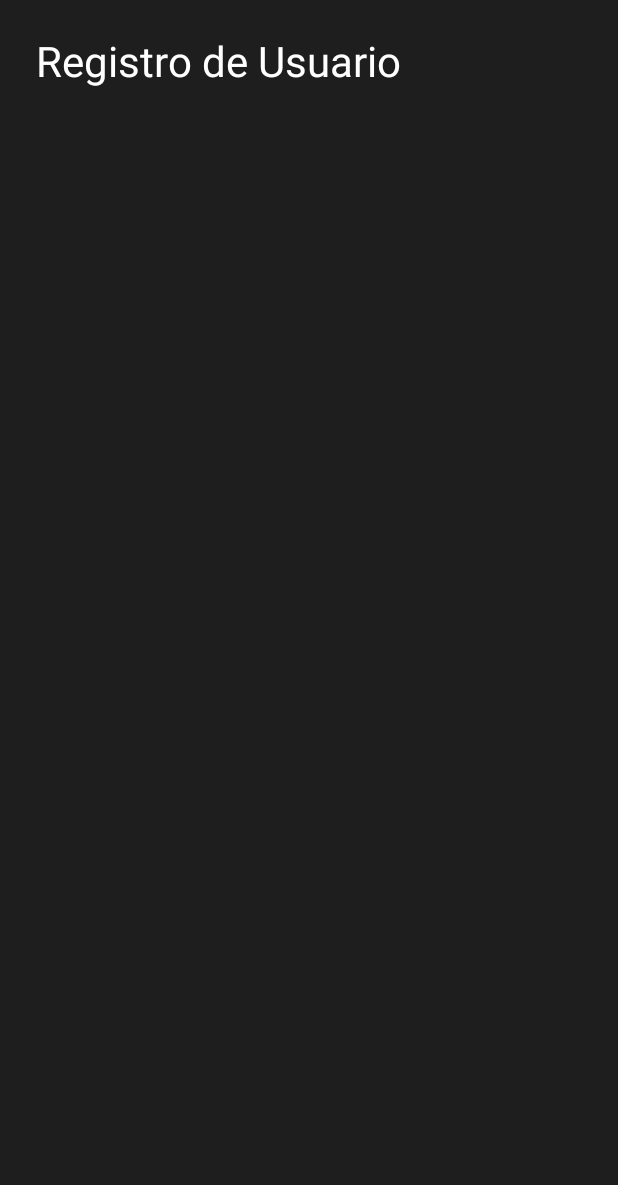
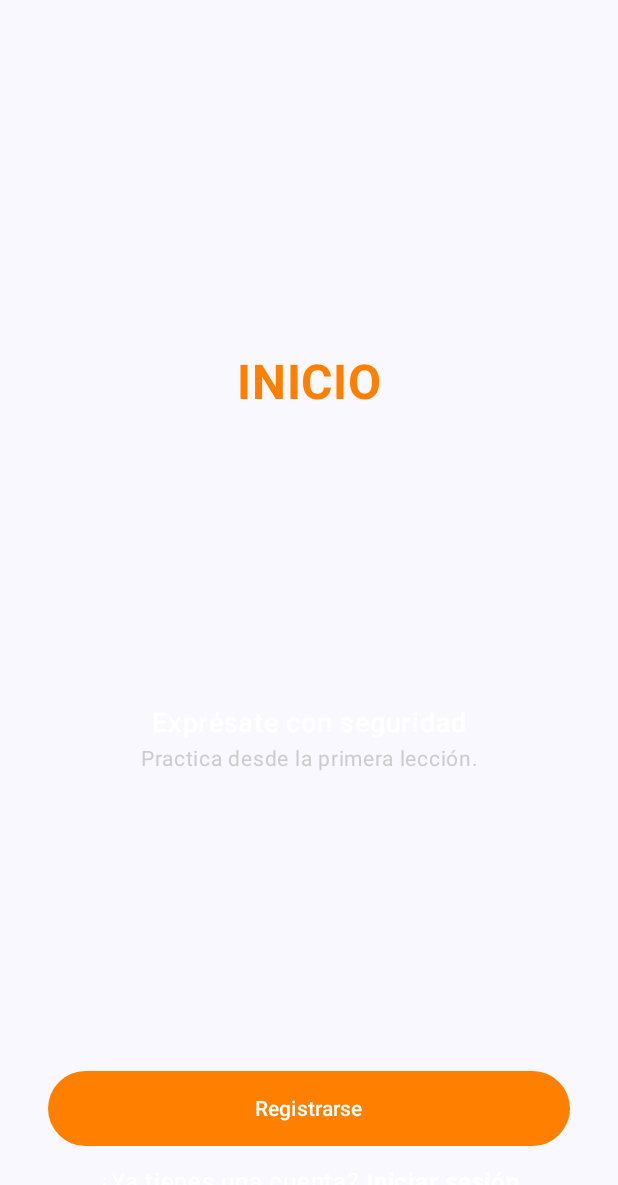
Before and after one commit to Hector-Adrian/Anfeca, an Android app built with Jetpack Compose: the composable RegistroPantalla shown on its own in the app's theme, on a phone screen of 412 x 824 dp. Shown: the top 1185 px of the screen. Run offline under Robolectric (Android 15) with nearby library versions, the light colour scheme and no system bars.

Commit message:
Pantallas y navegación para iniciar sesión

```diff
--- a/app/build.gradle.kts
+++ b/app/build.gradle.kts
@@ -50,6 +50,7 @@ dependencies {
     implementation(libs.androidx.ui.tooling.preview)
     implementation(libs.androidx.material3)
     implementation(libs.androidx.camera.core)
+    implementation(libs.androidx.navigation.compose)
     testImplementation(libs.junit)
     androidTestImplementation(libs.androidx.junit)
     androidTestImplementation(libs.androidx.espresso.core)
--- a/app/src/main/java/com/example/anfeca/MainActivity.kt
+++ b/app/src/main/java/com/example/anfeca/MainActivity.kt
@@ -27,6 +27,11 @@ import androidx.compose.ui.graphics.Color
 import androidx.compose.ui.layout.ContentScale
 import androidx.compose.ui.res.painterResource
 import androidx.compose.ui.unit.dp
+
+import androidx.navigation.compose.NavHost
+import androidx.navigation.compose.composable
+import androidx.navigation.compose.rememberNavController
+import RegistroPantalla
 
 import com.example.anfeca.R // asegúrate de que tu paquete esté bien
 
@@ -79,3 +84,16 @@ fun CameraPreview() {
         modifier = Modifier.fillMaxSize()
     )
 }
+
+
+
+@Composable
+fun AppNavigation() {
+    val navController = rememberNavController()
+
+    NavHost(navController = navController, startDestination = "registro") {
+        composable("registro") { RegistroPantalla(navController) }
+        //composable("cuestionario_registro") { CuestionarioRegistro() }
+        //composable("inicio_sesion") { InicioSesion() }
+    }
+}
--- a/app/src/main/java/com/example/anfeca/RegistroPantalla.kt
+++ b/app/src/main/java/com/example/anfeca/RegistroPantalla.kt
@@ -1,45 +1,83 @@
-package com.example.anfeca
-
-import androidx.compose.foundation.Image
+import androidx.compose.foundation.clickable
 import androidx.compose.foundation.layout.*
-import androidx.compose.material3.MaterialTheme
-import androidx.compose.material3.Text
+import androidx.compose.material3.*
 import androidx.compose.runtime.Composable
+import androidx.compose.ui.Alignment
 import androidx.compose.ui.Modifier
 import androidx.compose.ui.graphics.Color
-import androidx.compose.ui.layout.ContentScale
-import androidx.compose.ui.res.painterResource
+import androidx.compose.ui.text.font.FontWeight
+import androidx.compose.ui.text.style.TextAlign
 import androidx.compose.ui.unit.dp
+import androidx.compose.ui.unit.sp
+import androidx.navigation.NavController
 
 @Composable
-fun RegistroPantalla() {
-    Box(
+fun RegistroPantalla(navController: NavController) {
+    Column(
         modifier = Modifier
             .fillMaxSize()
+            .padding(horizontal = 32.dp, vertical = 24.dp),
+        horizontalAlignment = Alignment.CenterHorizontally,
+        verticalArrangement = Arrangement.SpaceBetween
     ) {
-        // Fondo: vector drawable desde res/drawable/registro_se.xml
-        Image(
-            painter = painterResource(id = R.drawable.registro_se),
-            contentDescription = null,
-            modifier = Modifier.fillMaxSize(),
-            contentScale = ContentScale.Crop
+        Spacer(modifier = Modifier.height(16.dp))
+
+        Text(
+            text = "INICIO",
+            fontSize = 32.sp,
+            fontWeight = FontWeight.Bold,
+            color = Color(0xFFFF8000) // naranja
         )
 
-        // Contenido encima del fondo
+        // Aquí irá la imagen central más tarde
+
         Column(
-            modifier = Modifier
-                .fillMaxSize()
-                .padding(24.dp)
+            horizontalAlignment = Alignment.CenterHorizontally
         ) {
             Text(
-                text = "Registro de Usuario",
-                style = MaterialTheme.typography.headlineMedium,
-                color = Color.White
+                text = "Exprésate con seguridad",
+                fontSize = 18.sp,
+                fontWeight = FontWeight.SemiBold,
+                color = Color.White,
+                textAlign = TextAlign.Center
             )
+            Text(
+                text = "Practica desde la primera lección.",
+                fontSize = 14.sp,
+                color = Color.LightGray,
+                textAlign = TextAlign.Center
+            )
+        }
 
-            Spacer(modifier = Modifier.height(16.dp))
+        Column(
+            horizontalAlignment = Alignment.CenterHorizontally
+        ) {
+            Button(
+                onClick = { navController.navigate("cuestionario_registro") },
+                colors = ButtonDefaults.buttonColors(
+                    containerColor = Color(0xFFFF8000), // naranja
+                    contentColor = Color.White
+                ),
+                modifier = Modifier
+                    .fillMaxWidth()
+                    .height(50.dp)
+            ) {
+                Text("Registrarse")
+            }
 
-            // Aquí puedes agregar campos de texto, botones, etc.
+            Spacer(modifier = Modifier.height(12.dp))
+
+            Row {
+                Text("¿Ya tienes una cuenta? ", color = Color.White)
+                Text(
+                    "Iniciar sesión",
+                    color = Color.White,
+                    fontWeight = FontWeight.Bold,
+                    modifier = Modifier.clickable {
+                        navController.navigate("inicio_sesion")
+                    }
+                )
+            }
         }
     }
 }
--- a/gradle/libs.versions.toml
+++ b/gradle/libs.versions.toml
@@ -10,9 +10,11 @@ activityCompose = "1.8.0"
 composeBom = "2024.09.00"
 camerax = "1.3.0"
 cameraCore = "1.4.2"
+navigationCompose = "2.8.9"
 
 [libraries]
 androidx-core-ktx = { group = "androidx.core", name = "core-ktx", version.ref = "coreKtx" }
+androidx-navigation-compose = { module = "androidx.navigation:navigation-compose", version.ref = "navigationCompose" }
 junit = { group = "junit", name = "junit", version.ref = "junit" }
 androidx-junit = { group = "androidx.test.ext", name = "junit", version.ref = "junitVersion" }
 androidx-espresso-core = { group = "androidx.test.espresso", name = "espresso-core", version.ref = "espressoCore" }
```
